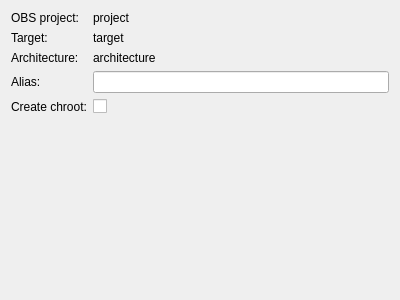
First picture: the form in src/ObsLightGui/ui/wizard_configProjectAlias.ui, repository ronan22/obs-light, before the edit.
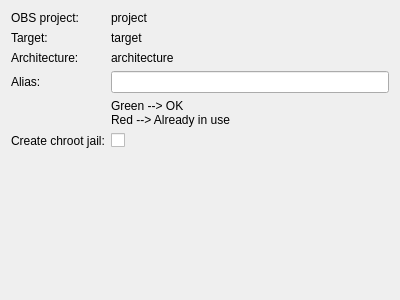
Second picture: the form after the edit.

Commit message: UI improvements - implemented enhancement 24985: saving main window size - partially fixed 24974: added tips about wizard widgets' colors

What changed in the file:
```diff
--- a/src/ObsLightGui/ui/wizard_configProjectAlias.ui
+++ b/src/ObsLightGui/ui/wizard_configProjectAlias.ui
@@ -20,7 +20,7 @@
    <string>Choose project alias</string>
   </property>
   <property name="subTitle">
-   <string>Choose an alias for the project.</string>
+   <string>Choose an alias for the project, and choose to create a chroot jail now (can be done later).</string>
   </property>
   <layout class="QFormLayout" name="formLayout">
    <item row="0" column="0">
@@ -75,17 +75,25 @@
    <item row="3" column="1">
     <widget class="QLineEdit" name="aliasLineEdit"/>
    </item>
-   <item row="4" column="1">
+   <item row="5" column="1">
     <widget class="QCheckBox" name="createChrootCheckBox">
      <property name="text">
       <string/>
      </property>
     </widget>
    </item>
-   <item row="4" column="0">
+   <item row="5" column="0">
     <widget class="QLabel" name="label_5">
      <property name="text">
-      <string>Create chroot:</string>
+      <string>Create chroot jail:</string>
+     </property>
+    </widget>
+   </item>
+   <item row="4" column="1">
+    <widget class="QLabel" name="label_6">
+     <property name="text">
+      <string>Green --&gt; OK
+Red --&gt; Already in use</string>
      </property>
     </widget>
    </item>
```
The commit also changes 12 other files.
